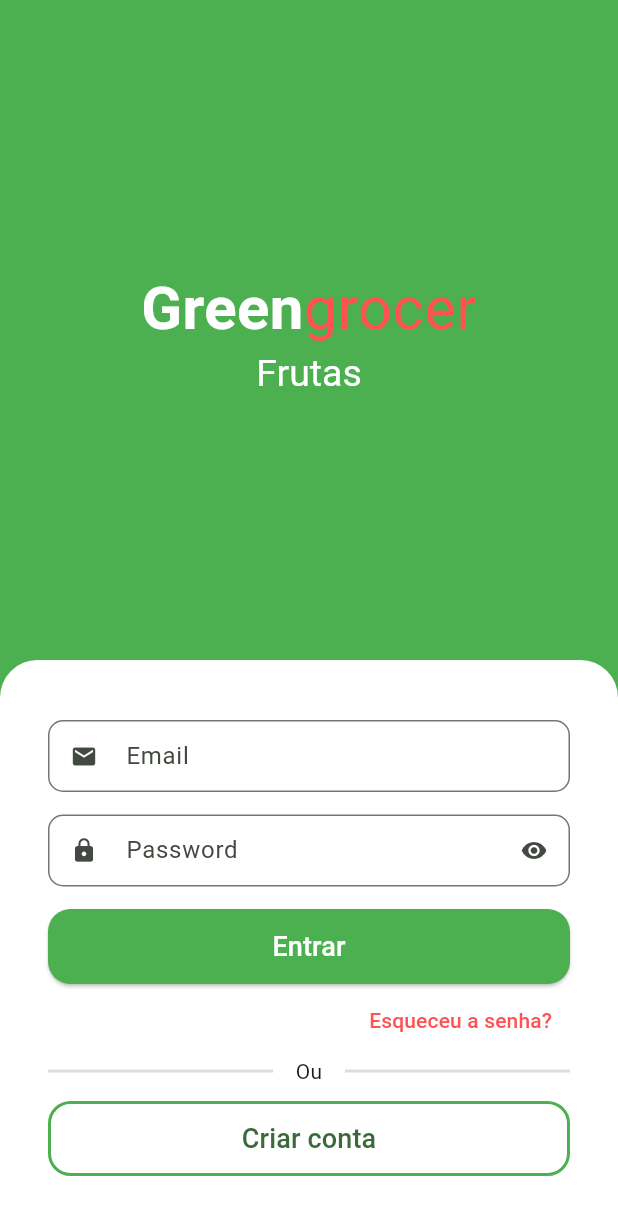
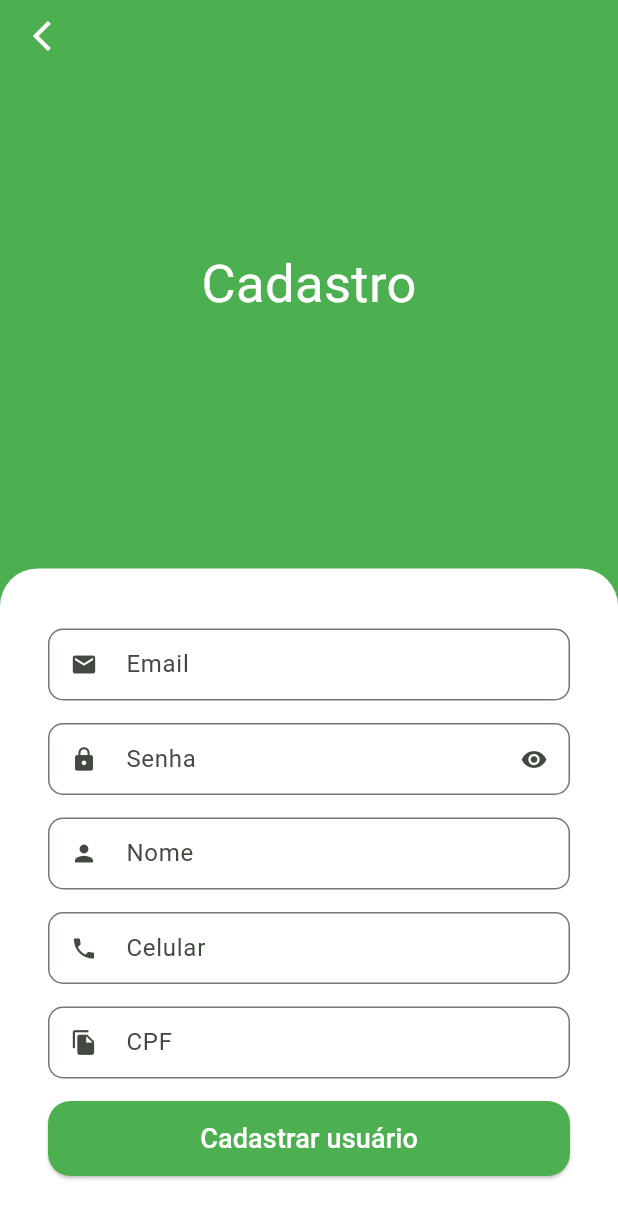
Before and after one commit to Pinheiro-dev/Quitanda, a Flutter app: the screen it shows after launch, after a tap on "Criar conta", on a phone screen of 412 x 824 dp. Shown: the top 1219 px of the screen. Run offline on Flutter 3.47's test engine with Material 2 defaults, Android fonts, the phone set to English and light mode, and no system bars; drawn by our look-alikes of animated_text_kit.

Commit message:
Feat: Cria tela de cadastro

```diff
--- a/lib/src/auth/sign_in_screen.dart
+++ b/lib/src/auth/sign_in_screen.dart
@@ -2,6 +2,7 @@ import 'package:animated_text_kit/animated_text_kit.dart';
 import 'package:flutter/material.dart';
 import 'package:quitanda/src/Config/custom_colors.dart';
 import 'package:quitanda/src/auth/Components/custom_text_field.dart';
+import 'package:quitanda/src/auth/sign_up_screen.dart';
 
 class SignInScreen extends StatelessWidget {
   const SignInScreen({super.key});
@@ -177,7 +178,13 @@ class SignInScreen extends StatelessWidget {
                             color: Colors.green,
                           ),
                         ),
-                        onPressed: () {},
+                        onPressed: () {
+                          Navigator.of(context).push(
+                            MaterialPageRoute(
+                              builder: (c) => const SignUpScreen()
+                              ),
+                          );
+                        },
                         child: const Text(
                           'Criar conta',
                           style: TextStyle(
--- /dev/null
+++ b/lib/src/auth/sign_up_screen.dart
@@ -0,0 +1,121 @@
+import 'package:flutter/material.dart';
+import 'package:quitanda/src/Config/custom_colors.dart';
+import 'package:quitanda/src/auth/Components/custom_text_field.dart';
+
+class SignUpScreen extends StatelessWidget {
+  const SignUpScreen({super.key});
+
+  @override
+  Widget build(BuildContext context) {
+    final size = MediaQuery.of(context).size;
+
+    return Scaffold(
+      backgroundColor: CustomColors.customSwatchColor,
+      body: SingleChildScrollView(
+        child: SizedBox(
+          height: size.height,
+          width: size.width,
+          child: Stack(
+            children: [
+              Column(
+                children: [
+                  const Expanded(
+                    child: Center(
+                      child: Text(
+                        'Cadastro',
+                        style: TextStyle(
+                          color: Colors.white,
+                          fontSize: 35,
+                        ),
+                      ),
+                    ),
+                  ),
+
+                  // --- Form ---
+                  Container(
+                    padding: const EdgeInsets.symmetric(
+                        horizontal: 32, vertical: 40),
+                    decoration: const BoxDecoration(
+                      color: Colors.white,
+                      borderRadius: BorderRadius.vertical(
+                        top: Radius.circular(25),
+                      ),
+                    ),
+                    child: Column(
+                      crossAxisAlignment: CrossAxisAlignment.stretch,
+                      children: [
+                        // --- Email ---
+                        const CustomTextField(
+                          icon: Icons.email,
+                          label: 'Email',
+                        ),
+
+                        // --- Passowrd ---
+                        const CustomTextField(
+                          icon: Icons.lock,
+                          label: 'Senha',
+                          isSecret: true,
+                        ),
+
+                        // --- Name ---
+                        const CustomTextField(
+                          icon: Icons.person,
+                          label: 'Nome',
+                        ),
+
+                        // --- Cellphone ---
+                        const CustomTextField(
+                          icon: Icons.phone,
+                          label: 'Celular',
+                        ),
+
+                        // --- CPF ---
+                        const CustomTextField(
+                          icon: Icons.file_copy,
+                          label: 'CPF',
+                        ),
+
+                        // --- Register button ---
+                        SizedBox(
+                          height: 50,
+                          child: ElevatedButton(
+                            style: ElevatedButton.styleFrom(
+                              shape: RoundedRectangleBorder(
+                                borderRadius: BorderRadius.circular(15),
+                              ),
+                              backgroundColor: Colors.green,
+                            ),
+                            onPressed: () {},
+                            child: const Text(
+                              'Cadastrar usuário',
+                              style:
+                                  TextStyle(fontSize: 18, color: Colors.white),
+                            ),
+                          ),
+                        ),
+                      ],
+                    ),
+                  ),
+                ],
+              ),
+              Positioned(
+                left: 10,
+                child: SafeArea(
+                  child: IconButton(
+                    onPressed: () {
+                      Navigator.of(context).pop();
+                    },
+                    icon: const Icon(
+                      Icons.arrow_back_ios,
+                      color: Colors.white,
+                    ),
+                  ),
+                ),
+              ),
+            ],
+          ),
+        ),
+      ),
+    );
+  }
+}
```
